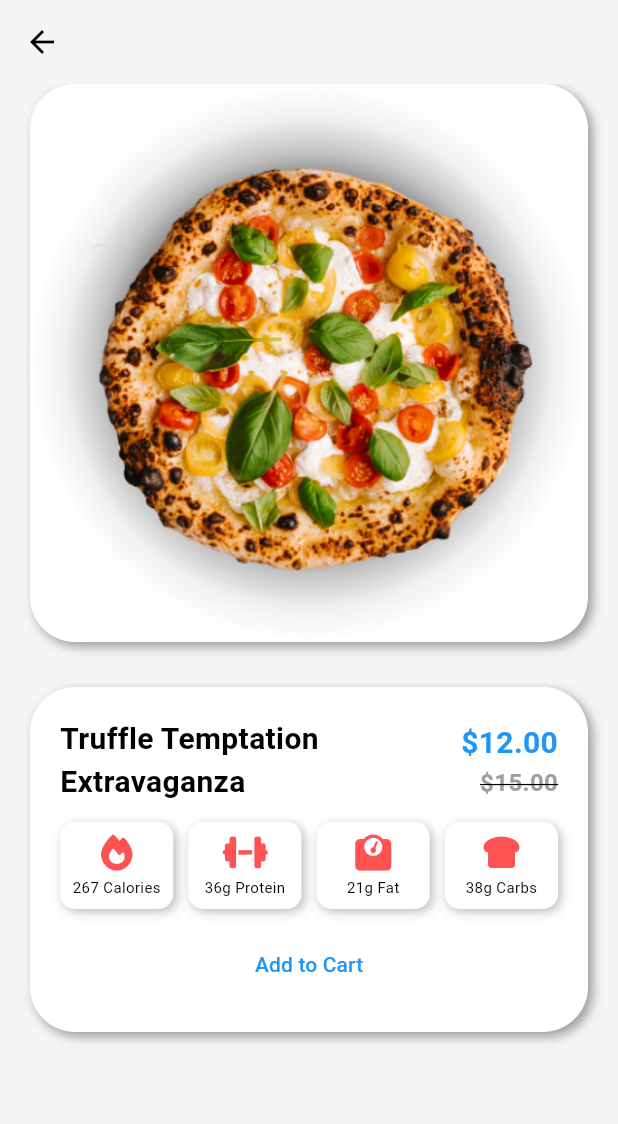
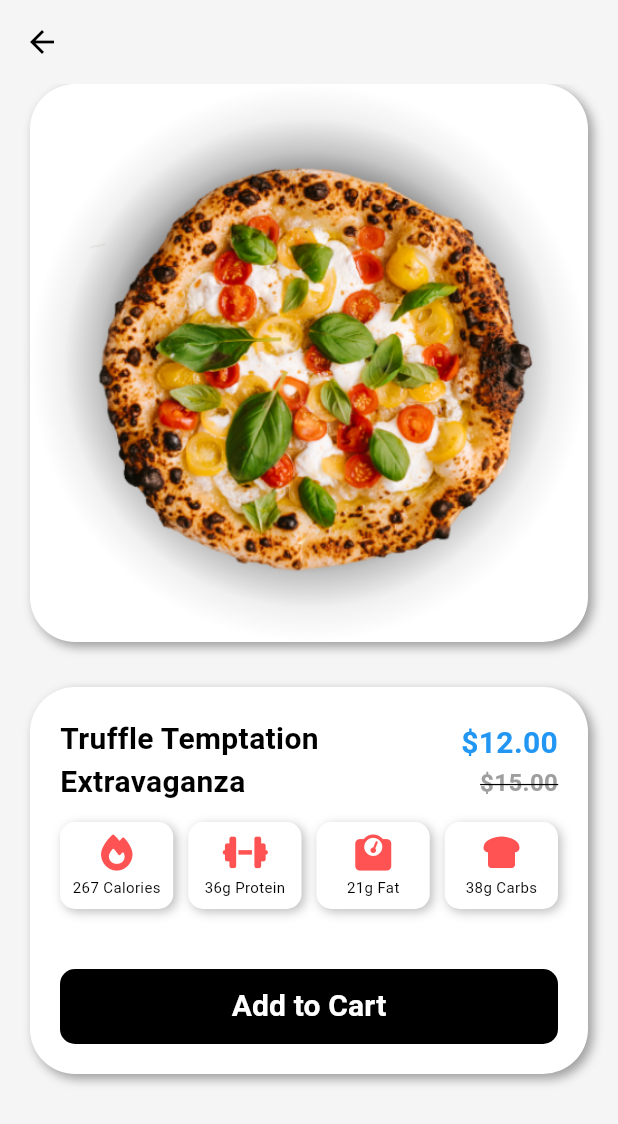
Before and after one commit to Rod97139/flutter_pizza_app, a Flutter app: the DetailsScreen screen opened directly, on a phone screen of 412 x 824 dp. Shown: the top 1124 px of the screen. Run offline on Flutter 3.47's test engine with Material 3 defaults, Android fonts, the phone set to English and light mode, and no system bars; our stand-ins replace bloc, cloud_firestore, equatable, firebase_auth, firebase_core, flutter_bloc and 2 more; accounts and stored records are empty.

Commit message:
styled add to cart button

```diff
--- a/lib/screens/home/views/details_screen.dart
+++ b/lib/screens/home/views/details_screen.dart
@@ -127,14 +127,27 @@ class DetailsScreen extends StatelessWidget {
                         ),
                       ],
                     ),
-                    const SizedBox(height: 12),
+                    const SizedBox(height: 40),
                     SizedBox(
                       width: MediaQuery.of(context).size.width,
                       height: 50,
                       child: TextButton(
                         onPressed: () {},
+                        style: TextButton.styleFrom(
+                          elevation: 3.0,
+                          backgroundColor: Colors.black,
+                          foregroundColor: Colors.white,
+                          shape: RoundedRectangleBorder(
+                            borderRadius: BorderRadius.circular(10)
+                          )
+                        ),
                         child: const Text(
                           "Add to Cart",
+                          style: TextStyle(
+                            color: Colors.white,
+                            fontSize: 20,
+                            fontWeight: FontWeight.w600
+                          ),
                         ),
                       ),
                     )
```
